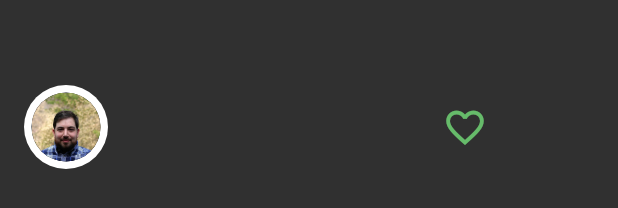
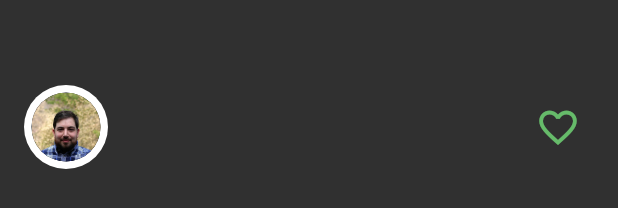
Before and after one commit to maquadir/Flutter_Widgets, a Flutter app: the AuthorCard widget shown alone on an empty page, opened directly, on a phone screen of 412 x 824 dp. Shown: the part 491-699 px from the top of the screen. Run offline on Flutter 3.47's test engine with Material 2 defaults, Android fonts, the phone set to English and light mode, and no system bars; our stand-ins replace google_fonts.

Commit message:
add alignment in card3

```diff
--- a/lib/author_card.dart
+++ b/lib/author_card.dart
@@ -21,7 +21,7 @@ class AuthorCard extends StatelessWidget {
     // TODO: implement build
     return Container(
       padding: const EdgeInsets.all(16),
-      child: Row(children: [
+      child: Row(mainAxisAlignment: MainAxisAlignment.spaceBetween, children: [
         Row(children: [
           CircleImage(
             imageProvider: imageProvider,
```
